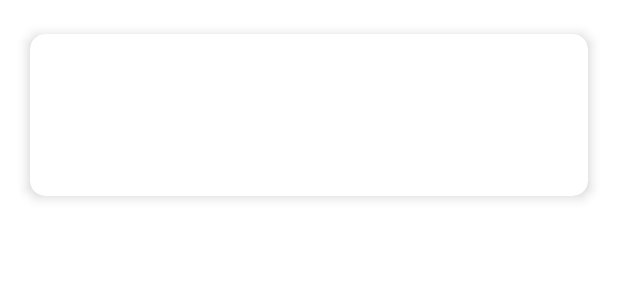
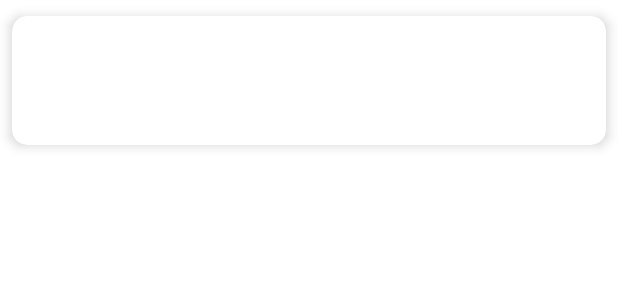
Before and after one commit to zaloAustine/MVVM.v2, an Android app: the layout list_item.xml on its own in the app's theme, with its tools: preview values and no code run, on a phone screen of 412 x 824 dp. Shown: the top 300 px of the screen. Run offline under Robolectric (Android 15) with nearby library versions, the phone set to English and light mode, and no system bars; network calls fail.

Commit message:
modify main activity layout file

```diff
--- a/app/src/main/res/layout/activity_main.xml
+++ b/app/src/main/res/layout/activity_main.xml
@@ -18,7 +18,7 @@
         <androidx.recyclerview.widget.RecyclerView
             android:id="@+id/user_list"
             android:layout_width="match_parent"
-            android:layout_height="match_parent"
+            android:layout_height="wrap_content"
             android:scrollbars="vertical"
             app:layoutManager="androidx.recyclerview.widget.LinearLayoutManager"
             app:layout_constraintBottom_toBottomOf="parent"
--- a/app/src/main/res/layout/list_item.xml
+++ b/app/src/main/res/layout/list_item.xml
@@ -11,20 +11,19 @@
 
     <LinearLayout
         android:layout_width="match_parent"
-        android:layout_height="match_parent"
-        android:padding="12dp">
+        android:layout_height="match_parent">
 
         <androidx.cardview.widget.CardView
             android:id="@+id/card_view"
             android:layout_width="match_parent"
-            android:layout_height="129dp"
+            android:layout_height="wrap_content"
             card_view:cardBackgroundColor="@android:color/white"
             card_view:cardCornerRadius="10dp"
             card_view:cardElevation="5dp"
             card_view:cardUseCompatPadding="true">
 
             <LinearLayout
-                android:layout_width="387dp"
+                android:layout_width="wrap_content"
                 android:layout_height="wrap_content"
                 android:layout_marginTop="12dp"
                 android:layout_weight="2"
@@ -36,8 +35,8 @@
                     android:layout_height="wrap_content"
                     android:layout_gravity="center_horizontal"
                     android:layout_marginTop="10dp"
-                    app:userTitle="@{user}"
-                    android:textAppearance="?android:attr/textAppearanceLarge" />
+                    android:textAppearance="?android:attr/textAppearanceLarge"
+                    app:userTitle="@{user}" />
 
                 <TextView
                     android:id="@+id/tv_body"
```
